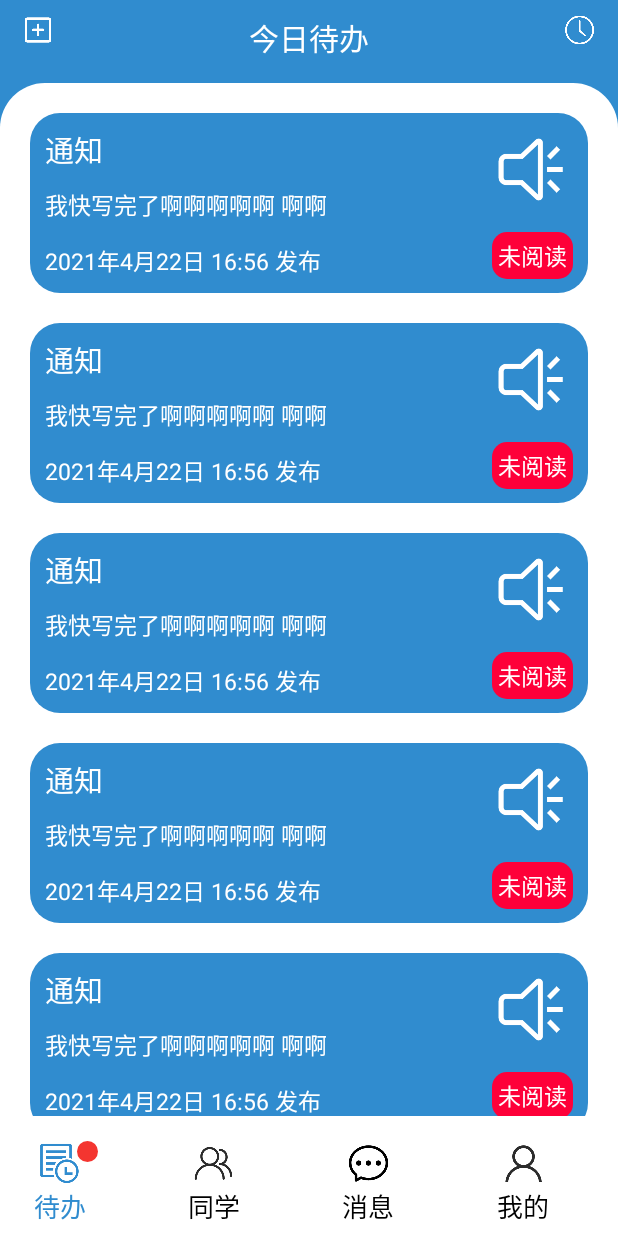
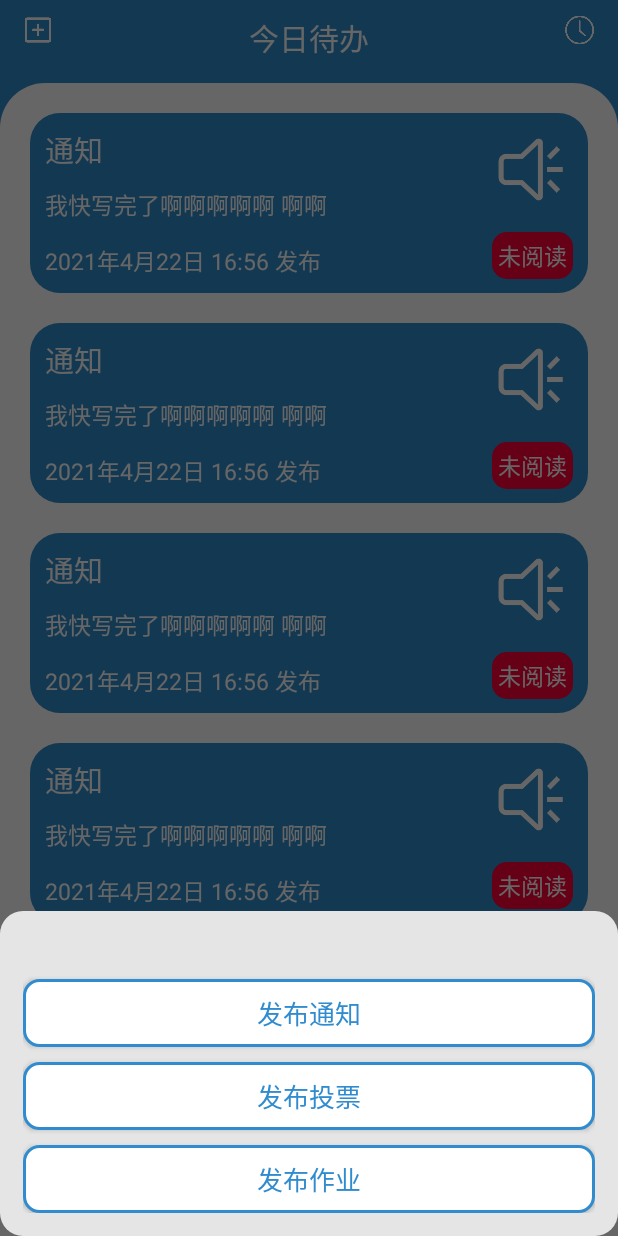
Before and after one commit to Yuyi-Chen/MyClass, an Android app: the BacklogFragment screen opened directly, with no data from a screen before it, after a tap on an icon or button, on a phone screen of 412 x 824 dp. Run offline under Robolectric (Android 15) with nearby library versions, the phone set to English and light mode, and no system bars.

Commit message:
--story=1007202 --user=陈鹏伟_111172 日常聊天 https://www.tapd.cn/65694504/s/1013082

```diff
--- a/app/src/main/java/com/cpw/myclass/activity/MainActivity.kt
+++ b/app/src/main/java/com/cpw/myclass/activity/MainActivity.kt
@@ -28,7 +28,7 @@ class MainActivity : AppCompatActivity() {
     private val mTabRes = arrayOf(R.drawable.ic_backlog_normal, R.drawable.ic_classmates_normal, R.drawable.ic_news_normal, R.drawable.ic_me_normal)
     private val mTabResPressed = arrayOf(R.drawable.ic_backlog_pressed, R.drawable.ic_classmates_pressed, R.drawable.ic_news_pressed, R.drawable.ic_me_pressed)
     private val mTabTitle = arrayOf("待办", "同学", "消息", "我的")
-    private val mFragments = arrayOf(BacklogFragment.newInstance("", ""), ClassmatesFragment.newInstance("", ""), NewsFragment.newInstance(1), MeFragment.newInstance("", ""))
+    private val mFragments = arrayOf(BacklogFragment.newInstance(), ClassmatesFragment.newInstance("", ""), NewsFragment.newInstance(1), MeFragment.newInstance("", ""))
 
     override fun onCreate(savedInstanceState: Bundle?) {
         super.onCreate(savedInstanceState)
--- a/app/src/main/java/com/cpw/myclass/fragment/BacklogFragment.kt
+++ b/app/src/main/java/com/cpw/myclass/fragment/BacklogFragment.kt
@@ -1,11 +1,16 @@
 package com.cpw.myclass.fragment
 
+import android.app.Dialog
 import android.content.Intent
 import android.os.Bundle
+import android.view.Gravity
 import androidx.fragment.app.Fragment
 import android.view.LayoutInflater
 import android.view.View
 import android.view.ViewGroup
+import android.widget.Button
+import android.widget.TextView
+import androidx.constraintlayout.widget.ConstraintLayout
 import androidx.recyclerview.widget.LinearLayoutManager
 import com.cpw.myclass.R
 import com.cpw.myclass.activity.BacklogActivity
@@ -13,24 +18,7 @@ import com.cpw.myclass.adapter.BacklogAdapter
 import com.cpw.myclass.data.BacklogBean
 import kotlinx.android.synthetic.main.fragment_backlog.view.*
 
-// TODO: Rename parameter arguments, choose names that match
-// the fragment initialization parameters, e.g. ARG_ITEM_NUMBER
-private const val ARG_PARAM1 = "param1"
-private const val ARG_PARAM2 = "param2"
-
-/**
- * A simple [Fragment] subclass.
- * Use the [BacklogFragment.newInstance] factory method to
- * create an instance of this fragment.
- */
 class BacklogFragment : Fragment() {
-    // TODO: Rename and change types of parameters
-    private var param1: String? = null
-    private var param2: String? = null
-
-    override fun onCreate(savedInstanceState: Bundle?) {
-        super.onCreate(savedInstanceState)
-    }
 
     override fun onCreateView(inflater: LayoutInflater, container: ViewGroup?, savedInstanceState: Bundle?): View? {
         val view = inflater.inflate(R.layout.fragment_backlog, container, false)
@@ -55,29 +43,43 @@ class BacklogFragment : Fragment() {
         })
         view.rv_backlog_list.adapter = adapter
         view.iv_add.setOnClickListener {
+            val mDialog = activity?.let { it1 -> Dialog(it1, R.style.BottomDialog) }
+            val root = LayoutInflater.from(activity).inflate(R.layout.bottom_menu_more_item, null) as ConstraintLayout
+            root.findViewById<TextView>(R.id.tv_menu_content).visibility = View.GONE
+            root.findViewById<Button>(R.id.bt_1).let {
+                it.text = "发布通知"
+                it.setOnClickListener {
 
+                }
+            }
+            root.findViewById<Button>(R.id.bt_2).let {
+                it.text = "发布投票"
+                it.setOnClickListener {
+                }
+            }
+            root.findViewById<Button>(R.id.bt_3).let {
+                it.text = "发布作业"
+                it.setOnClickListener {
+
+                }
+            }
+            mDialog?.setContentView(root)
+            val dialogWindow = mDialog?.window
+            dialogWindow?.setGravity(Gravity.BOTTOM)
+            val lp = dialogWindow!!.attributes // 获取对话框当前的参数值
+            lp.width = resources.displayMetrics.widthPixels // 宽度
+            root.measure(0, 0)
+            lp.height = root.measuredHeight
+            lp.alpha = 9f // 透明度
+            dialogWindow.attributes = lp
+            mDialog.show()
         }
         adapter.notifyDataSetChanged()
         return view
     }
 
     companion object {
-        /**
-         * Use this factory method to create a new instance of
-         * this fragment using the provided parameters.
-         *
-         * @param param1 Parameter 1.
-         * @param param2 Parameter 2.
-         * @return A new instance of fragment BacklogFragment.
-         */
-        // TODO: Rename and change types and number of parameters
-        @JvmStatic
-        fun newInstance(param1: String, param2: String) =
-            BacklogFragment().apply {
-                arguments = Bundle().apply {
-                    putString(ARG_PARAM1, param1)
-                    putString(ARG_PARAM2, param2)
-                }
-            }
+        fun newInstance() =
+            BacklogFragment()
     }
 }
--- a/app/src/main/java/com/cpw/myclass/http/RequestUrl.kt
+++ b/app/src/main/java/com/cpw/myclass/http/RequestUrl.kt
@@ -3,6 +3,6 @@ package com.cpw.myclass.http
 class RequestUrl {
     companion object {
         val pre_url = "http://106.13.235.246:1234/"
-        val login = pre_url + "user/login/?username=love&password=1231"
+        val login = pre_url + "user/login/"
     }
 }
--- /dev/null
+++ b/app/src/main/res/layout/bottom_menu_more_item.xml
@@ -0,0 +1,61 @@
+<?xml version="1.0" encoding="utf-8"?>
+<androidx.constraintlayout.widget.ConstraintLayout xmlns:android="http://schemas.android.com/apk/res/android"
+    android:layout_width="match_parent"
+    android:layout_height="wrap_content"
+    xmlns:app="http://schemas.android.com/apk/res-auto"
+    xmlns:tools="http://schemas.android.com/tools"
+    android:background="@drawable/bg_bottom_menu"
+    android:layout_marginBottom="20dp"
+    android:padding="15dp">
+
+    <TextView
+        android:id="@+id/tv_menu_content"
+        android:layout_width="wrap_content"
+        android:layout_height="wrap_content"
+        app:layout_constraintLeft_toLeftOf="parent"
+        app:layout_constraintRight_toRightOf="parent"
+        app:layout_constraintTop_toTopOf="parent"
+        android:layout_marginTop="15dp"
+        android:textColor="@color/black"
+        android:textSize="20dp"
+        tools:text="是否需要导航？"/>
+
+    <Button
+        android:id="@+id/bt_1"
+        android:layout_width="match_parent"
+        android:layout_height="45dp"
+        android:background="@drawable/bg_menu_item_green"
+        app:layout_constraintTop_toBottomOf="@id/tv_menu_content"
+        android:layout_marginTop="30dp"
+        android:gravity="center"
+        android:textColor="@color/color_main"
+        android:textSize="17sp"
+        tools:text="是"/>
+
+    <Button
+        android:id="@+id/bt_2"
+        android:layout_width="match_parent"
+        android:layout_height="45dp"
+        android:background="@drawable/bg_menu_item_green"
+        app:layout_constraintTop_toBottomOf="@id/bt_1"
+        android:layout_marginTop="10dp"
+        android:layout_marginBottom="20dp"
+        android:gravity="center"
+        android:textColor="@color/color_main"
+        android:textSize="17sp"
+        tools:text="否"/>
+
+    <Button
+        android:id="@+id/bt_3"
+        android:layout_width="match_parent"
+        android:layout_height="45dp"
+        android:background="@drawable/bg_menu_item_green"
+        app:layout_constraintTop_toBottomOf="@id/bt_2"
+        android:layout_marginTop="10dp"
+        android:layout_marginBottom="20dp"
+        android:gravity="center"
+        android:textColor="@color/color_main"
+        android:textSize="17sp"
+        tools:text="否"/>
+
+</androidx.constraintlayout.widget.ConstraintLayout>
--- a/app/src/main/res/layout/fragment_me.xml
+++ b/app/src/main/res/layout/fragment_me.xml
@@ -63,6 +63,7 @@
         android:divider="@drawable/shape_divider_line"
         android:showDividers="middle">
         <RelativeLayout
+            android:id="@+id/rl_change_password"
             android:layout_width="match_parent"
             android:layout_height="wrap_content"
             android:paddingTop="10dp"
@@ -88,6 +89,7 @@
         </RelativeLayout>
 
         <RelativeLayout
+            android:id="@+id/rl_add_student"
             android:layout_width="match_parent"
             android:layout_height="wrap_content"
             android:paddingTop="10dp"
@@ -113,6 +115,7 @@
         </RelativeLayout>
 
         <RelativeLayout
+            android:id="@+id/rl_about_app"
             android:layout_width="match_parent"
             android:layout_height="wrap_content"
             android:paddingTop="10dp"
@@ -138,6 +141,7 @@
         </RelativeLayout>
 
         <RelativeLayout
+            android:id="@+id/rl_version"
             android:layout_width="match_parent"
             android:layout_height="wrap_content"
             android:paddingTop="10dp"
@@ -163,6 +167,7 @@
         </RelativeLayout>
 
         <RelativeLayout
+            android:id="@+id/rl_quit"
             android:layout_width="match_parent"
             android:layout_height="wrap_content"
             android:paddingTop="10dp"
```
Also changed, not shown: app/src/main/java/com/cpw/myclass/activity/LoginActivity.kt (+2 -20 lines), app/src/main/java/com/cpw/myclass/fragment/MeFragment.kt (+69 -2 lines), app/src/main/java/com/cpw/myclass/http/OkHttpManager.kt (+13 -96 lines).
